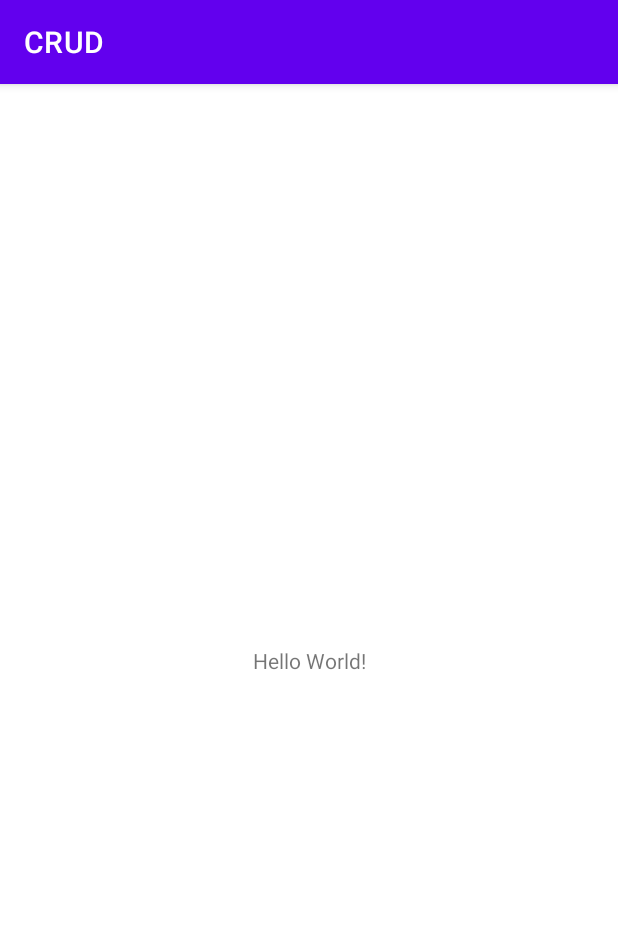
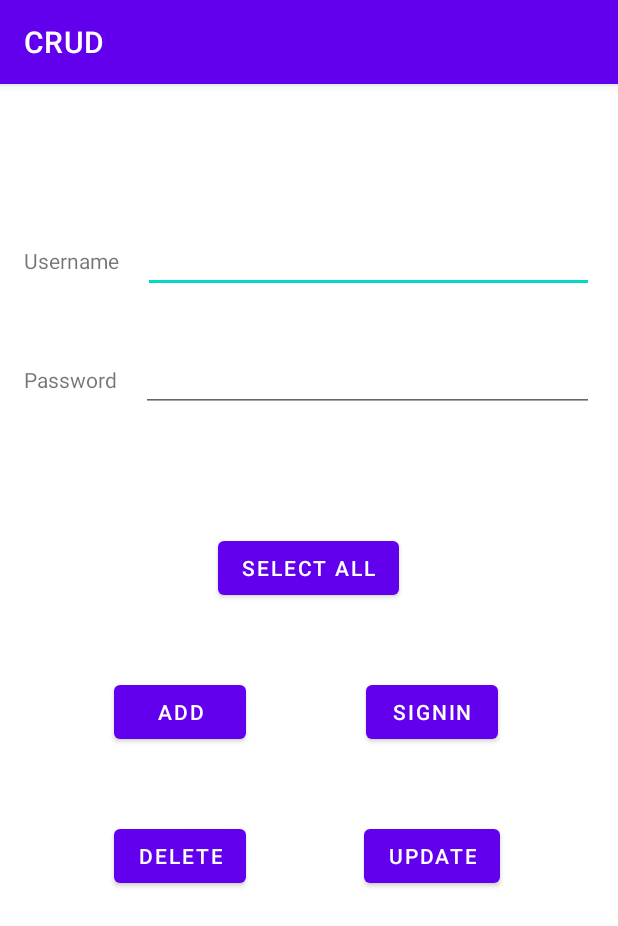
Before and after one commit to PoornaSenadheera100/CRUD-Android-Java, an Android app: the screen it shows after launch (MainActivity), on a phone screen of 412 x 824 dp. Shown: the top 926 px of the screen. Run offline under Robolectric (Android 15) with nearby library versions, the phone set to English and light mode, and no system bars.

Commit message:
Modified activity_main.xml file

```diff
--- a/app/src/main/res/layout/activity_main.xml
+++ b/app/src/main/res/layout/activity_main.xml
@@ -7,12 +7,105 @@
     tools:context=".MainActivity">
 
     <TextView
+        android:id="@+id/textView"
         android:layout_width="wrap_content"
         android:layout_height="wrap_content"
-        android:text="Hello World!"
-        app:layout_constraintBottom_toBottomOf="parent"
-        app:layout_constraintEnd_toEndOf="parent"
+        android:layout_marginStart="16dp"
+        android:layout_marginTop="108dp"
+        android:text="Username"
+        app:layout_constraintEnd_toStartOf="@+id/et_username"
+        app:layout_constraintHorizontal_bias="0.5"
         app:layout_constraintStart_toStartOf="parent"
         app:layout_constraintTop_toTopOf="parent" />
 
+    <EditText
+        android:id="@+id/et_username"
+        android:layout_width="0dp"
+        android:layout_height="wrap_content"
+        android:layout_marginStart="16dp"
+        android:layout_marginEnd="16dp"
+        android:ems="10"
+        android:inputType="textPersonName"
+        app:layout_constraintBaseline_toBaselineOf="@+id/textView"
+        app:layout_constraintEnd_toEndOf="parent"
+        app:layout_constraintHorizontal_bias="0.5"
+        app:layout_constraintStart_toEndOf="@+id/textView"
+        tools:ignore="TouchTargetSizeCheck" />
+
+    <TextView
+        android:id="@+id/textView2"
+        android:layout_width="wrap_content"
+        android:layout_height="wrap_content"
+        android:layout_marginStart="16dp"
+        android:layout_marginTop="60dp"
+        android:text="Password"
+        app:layout_constraintEnd_toStartOf="@+id/et_password"
+        app:layout_constraintHorizontal_bias="0.5"
+        app:layout_constraintStart_toStartOf="parent"
+        app:layout_constraintTop_toBottomOf="@+id/textView" />
+
+    <Button
+        android:id="@+id/btn_selectAll"
+        android:layout_width="wrap_content"
+        android:layout_height="wrap_content"
+        android:layout_marginTop="92dp"
+        android:onClick="viewAll"
+        android:text="Select All"
+        app:layout_constraintEnd_toEndOf="parent"
+        app:layout_constraintHorizontal_bias="0.498"
+        app:layout_constraintStart_toStartOf="parent"
+        app:layout_constraintTop_toBottomOf="@+id/textView2" />
+
+    <Button
+        android:id="@+id/btn_add"
+        android:layout_width="wrap_content"
+        android:layout_height="wrap_content"
+        android:layout_marginStart="76dp"
+        android:layout_marginTop="48dp"
+        android:onClick="saveUser"
+        android:text="Add"
+        app:layout_constraintStart_toStartOf="parent"
+        app:layout_constraintTop_toBottomOf="@+id/btn_selectAll" />
+
+    <Button
+        android:id="@+id/btn_delete"
+        android:layout_width="wrap_content"
+        android:layout_height="wrap_content"
+        android:layout_marginStart="76dp"
+        android:layout_marginTop="48dp"
+        android:onClick="deleteUser"
+        android:text="Delete"
+        app:layout_constraintStart_toStartOf="parent"
+        app:layout_constraintTop_toBottomOf="@+id/btn_add" />
+
+    <Button
+        android:id="@+id/btn_signin"
+        android:layout_width="wrap_content"
+        android:layout_height="wrap_content"
+        android:text="Signin"
+        app:layout_constraintBaseline_toBaselineOf="@+id/btn_add"
+        app:layout_constraintEnd_toEndOf="parent"
+        app:layout_constraintStart_toEndOf="@+id/btn_add" />
+
+    <Button
+        android:id="@+id/btn_update"
+        android:layout_width="wrap_content"
+        android:layout_height="wrap_content"
+        android:text="update"
+        app:layout_constraintBaseline_toBaselineOf="@+id/btn_delete"
+        app:layout_constraintEnd_toEndOf="parent"
+        app:layout_constraintStart_toEndOf="@+id/btn_delete" />
+
+    <EditText
+        android:id="@+id/et_password"
+        android:layout_width="0dp"
+        android:layout_height="wrap_content"
+        android:layout_marginStart="16dp"
+        android:layout_marginEnd="16dp"
+        android:ems="10"
+        android:inputType="textPassword"
+        app:layout_constraintBaseline_toBaselineOf="@+id/textView2"
+        app:layout_constraintEnd_toEndOf="parent"
+        app:layout_constraintHorizontal_bias="0.5"
+        app:layout_constraintStart_toEndOf="@+id/textView2" />
 </androidx.constraintlayout.widget.ConstraintLayout>
```
